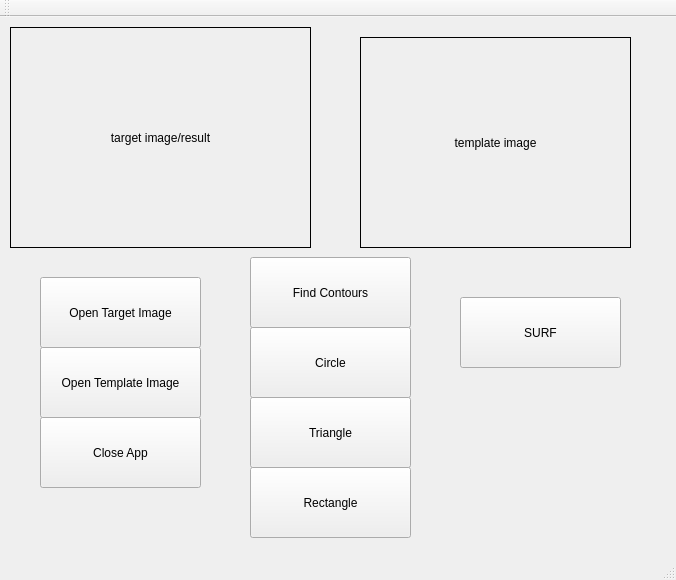
JoyHsiao/Embeded, file Lab3/mainwindow.ui: the form before one commit.
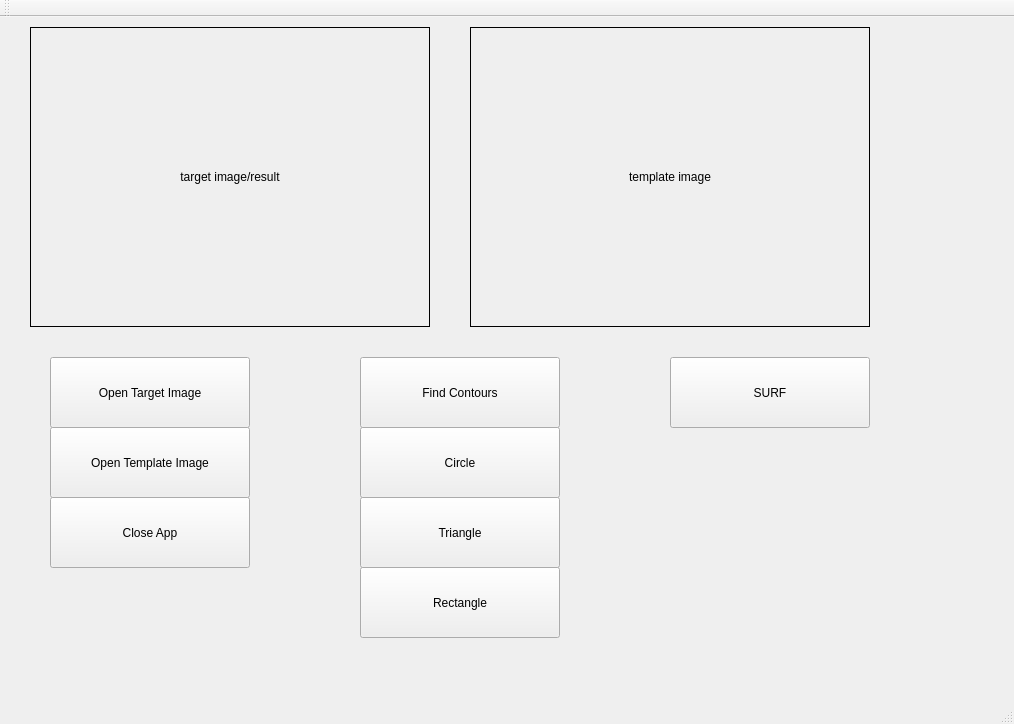
The form after the commit.

Commit message: modify UI Image laft and right show.

Diff of the .ui file:
```diff
--- a/Lab3/mainwindow.ui
+++ b/Lab3/mainwindow.ui
@@ -6,8 +6,8 @@
    <rect>
     <x>0</x>
     <y>0</y>
-    <width>676</width>
-    <height>580</height>
+    <width>1014</width>
+    <height>724</height>
    </rect>
   </property>
   <property name="windowTitle">
@@ -17,10 +17,10 @@
    <widget class="QLabel" name="target">
     <property name="geometry">
      <rect>
-      <x>10</x>
+      <x>30</x>
       <y>10</y>
-      <width>301</width>
-      <height>221</height>
+      <width>400</width>
+      <height>300</height>
      </rect>
     </property>
     <property name="layoutDirection">
@@ -42,10 +42,10 @@
    <widget class="QLabel" name="temp">
     <property name="geometry">
      <rect>
-      <x>360</x>
-      <y>20</y>
-      <width>271</width>
-      <height>211</height>
+      <x>470</x>
+      <y>10</y>
+      <width>400</width>
+      <height>300</height>
      </rect>
     </property>
     <property name="frameShape">
@@ -61,9 +61,9 @@
    <widget class="QPushButton" name="openTarget">
     <property name="geometry">
      <rect>
-      <x>40</x>
-      <y>260</y>
-      <width>161</width>
+      <x>50</x>
+      <y>340</y>
+      <width>200</width>
       <height>71</height>
      </rect>
     </property>
@@ -74,9 +74,9 @@
    <widget class="QPushButton" name="openTemp">
     <property name="geometry">
      <rect>
-      <x>40</x>
-      <y>330</y>
-      <width>161</width>
+      <x>50</x>
+      <y>410</y>
+      <width>200</width>
       <height>71</height>
      </rect>
     </property>
@@ -87,9 +87,9 @@
    <widget class="QPushButton" name="closeApp">
     <property name="geometry">
      <rect>
-      <x>40</x>
-      <y>400</y>
-      <width>161</width>
+      <x>50</x>
+      <y>480</y>
+      <width>200</width>
       <height>71</height>
      </rect>
     </property>
@@ -100,9 +100,9 @@
    <widget class="QPushButton" name="rectangle">
     <property name="geometry">
      <rect>
-      <x>250</x>
-      <y>450</y>
-      <width>161</width>
+      <x>360</x>
+      <y>550</y>
+      <width>200</width>
       <height>71</height>
      </rect>
     </property>
@@ -113,9 +113,9 @@
    <widget class="QPushButton" name="triangle">
     <property name="geometry">
      <rect>
-      <x>250</x>
-      <y>380</y>
-      <width>161</width>
+      <x>360</x>
+      <y>480</y>
+      <width>200</width>
       <height>71</height>
      </rect>
     </property>
@@ -126,9 +126,9 @@
    <widget class="QPushButton" name="circle">
     <property name="geometry">
      <rect>
-      <x>250</x>
-      <y>310</y>
-      <width>161</width>
+      <x>360</x>
+      <y>410</y>
+      <width>200</width>
       <height>71</height>
      </rect>
     </property>
@@ -139,9 +139,9 @@
    <widget class="QPushButton" name="countors">
     <property name="geometry">
      <rect>
-      <x>250</x>
-      <y>240</y>
-      <width>161</width>
+      <x>360</x>
+      <y>340</y>
+      <width>200</width>
       <height>71</height>
      </rect>
     </property>
@@ -152,9 +152,9 @@
    <widget class="QPushButton" name="surf">
     <property name="geometry">
      <rect>
-      <x>460</x>
-      <y>280</y>
-      <width>161</width>
+      <x>670</x>
+      <y>340</y>
+      <width>200</width>
       <height>71</height>
      </rect>
     </property>
```
Left out of the diff: 21 changed lines with no effect on the pictures.
